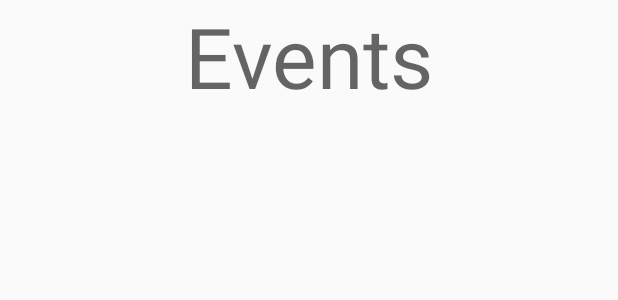
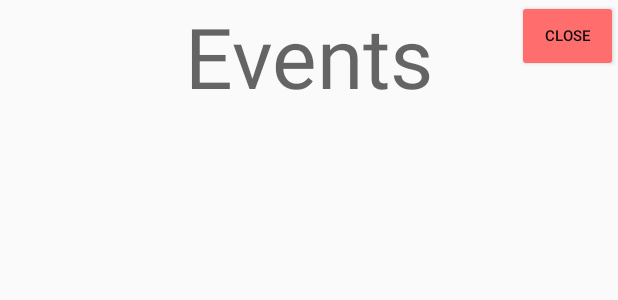
Before and after one commit to PancakeB0Y/FishGame, an Android app built with Jetpack Compose: the layout activity_events.xml on its own in the app's theme, with its tools: preview values and no code run, on a phone screen of 412 x 824 dp. Shown: the top 300 px of the screen. Run offline under Robolectric (Android 15) with nearby library versions, the phone set to English and light mode, and no system bars.

Commit message:
added events page

```diff
--- a/app/src/main/AndroidManifest.xml
+++ b/app/src/main/AndroidManifest.xml
@@ -16,6 +16,9 @@
             android:name=".Rules"
             android:exported="false" />
         <activity
+            android:name=".Events"
+            android:exported="false" />
+        <activity
             android:name=".MainActivity"
             android:exported="true"
             android:label="@string/app_name"
--- a/app/src/main/res/layout/activity_events.xml
+++ b/app/src/main/res/layout/activity_events.xml
@@ -1,9 +1,11 @@
 <?xml version="1.0" encoding="utf-8"?>
+
 <androidx.constraintlayout.widget.ConstraintLayout xmlns:android="http://schemas.android.com/apk/res/android"
     xmlns:app="http://schemas.android.com/apk/res-auto"
     xmlns:tools="http://schemas.android.com/tools"
     android:layout_width="match_parent"
-    android:layout_height="match_parent">
+    android:layout_height="match_parent"
+    tools:context=".Events">
 
     <TextView
         android:id="@+id/eventsTitle"
@@ -15,4 +17,16 @@
         app:layout_constraintStart_toStartOf="parent"
         app:layout_constraintTop_toTopOf="parent" />
 
+    <Button
+        android:id="@+id/closeEventsButton"
+        android:layout_width="67dp"
+        android:layout_height="48dp"
+        android:backgroundTint="#FF6D6D"
+        android:onClick="closeEvents"
+        android:text="Close"
+        android:textColor="#0C0C0C"
+        android:textSize="10sp"
+        app:layout_constraintEnd_toEndOf="parent"
+        app:layout_constraintTop_toTopOf="parent" />
+
 </androidx.constraintlayout.widget.ConstraintLayout>
--- a/app/src/main/res/layout/activity_main.xml
+++ b/app/src/main/res/layout/activity_main.xml
@@ -38,6 +38,7 @@
         android:layout_height="wrap_content"
         android:layout_marginTop="235dp"
         android:fillViewport="true"
+        android:scrollbars="none"
         app:layout_constraintStart_toStartOf="parent"
         app:layout_constraintTop_toTopOf="parent">
 
@@ -84,7 +85,7 @@
                 android:visibility="visible"
                 app:layout_constraintEnd_toStartOf="@+id/objective1Count2"
                 app:layout_constraintTop_toBottomOf="@+id/objective1Fish1"
-                tools:text="☆☆Jellyfish" />
+                tools:text="☆Salmon" />
 
 
             <TextView
@@ -99,7 +100,7 @@
                 android:visibility="visible"
                 app:layout_constraintEnd_toStartOf="@+id/objective1Count3"
                 app:layout_constraintTop_toBottomOf="@+id/objective1Fish2"
-                tools:text="☆☆☆Shark" />
+                tools:text="☆☆Eel" />
 
 
             <TextView
@@ -431,6 +432,7 @@
         android:layout_width="67dp"
         android:layout_height="48dp"
         android:backgroundTint="#DE8AFD"
+        android:onClick="openEvents"
         android:text="Events"
         android:textSize="10sp"
         android:textStyle="bold"
```
Also changed, not shown: app/src/main/java/com/example/fishgame/MainActivity.kt (+9 -1 lines), app/src/main/res/layout/activity_rules.xml (+4 -3 lines).
